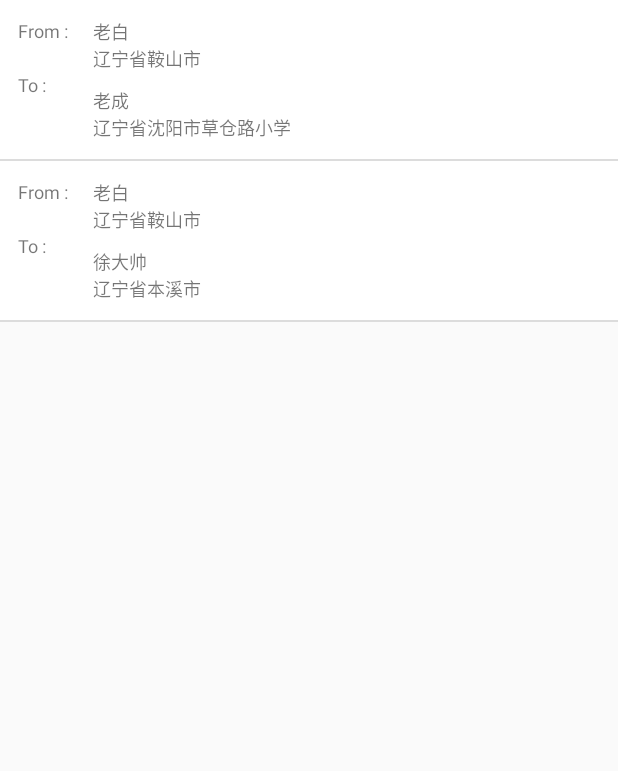
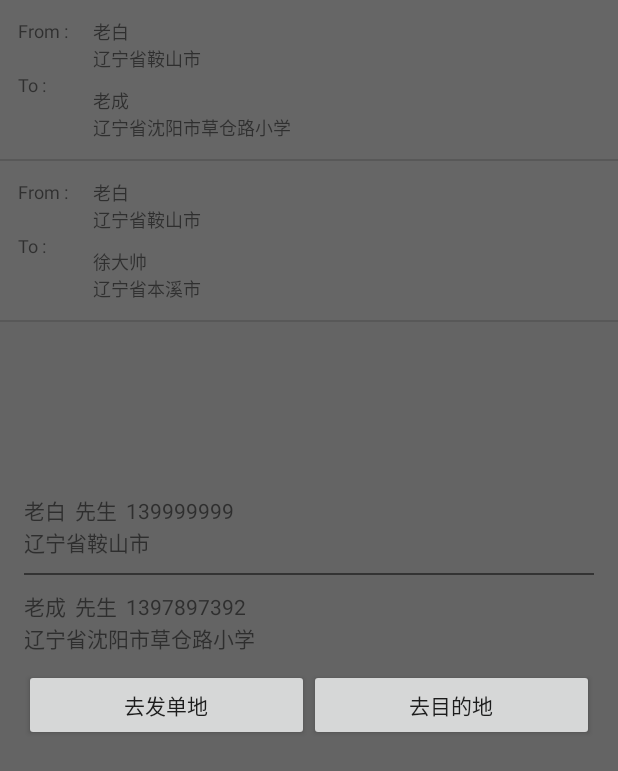
Before and after one commit to FatWhite/CJWL, an Android app: the LogisticsActivity screen opened directly, with no data from a screen before it, after a tap on "From :", on a phone screen of 412 x 824 dp. Shown: the top 771 px of the screen. Run offline under Robolectric (Android 15) with nearby library versions, the phone set to English and light mode, and no system bars; libraries missing offline, so code that uses them is left out: com.amap.api.

Commit message:
add dialog

```diff
--- a/CJWL/app/src/main/AndroidManifest.xml
+++ b/CJWL/app/src/main/AndroidManifest.xml
@@ -15,6 +15,8 @@
     <uses-permission android:name="android.permission.ACCESS_COARSE_LOCATION" />
     <uses-permission android:name="android.permission.CHANGE_WIFI_STATE" />
     <uses-permission android:name="android.permission.ACCESS_FINE_LOCATION" />
+    <uses-permission android:name="android.permission.WAKE_LOCK"/>
+
     <application
         android:allowBackup="true"
         android:icon="@mipmap/ic_launcher"
@@ -33,6 +35,7 @@
         <activity android:name=".view.activity.MapActivity"
             android:launchMode="singleTask"/>
         <activity android:name=".view.activity.LogisticsActivity"/>
+        <activity android:name=".view.activity.NaviActivity"/>
         <activity
             android:name="com.amap.api.navi.AmapRouteActivity"
             android:configChanges="orientation|keyboardHidden|screenSize" />
--- a/CJWL/app/src/main/java/cjwl/cjb/org/view/activity/LogisticsActivity.java
+++ b/CJWL/app/src/main/java/cjwl/cjb/org/view/activity/LogisticsActivity.java
@@ -1,15 +1,23 @@
 package cjwl.cjb.org.view.activity;
 
 import android.app.Activity;
+import android.app.Dialog;
+import android.content.Intent;
 import android.os.Bundle;
 import android.support.annotation.Nullable;
+import android.view.LayoutInflater;
 import android.view.View;
 import android.widget.AdapterView;
+import android.widget.Button;
 import android.widget.ListView;
+import android.widget.TextView;
+
+import com.amap.api.navi.model.NaviLatLng;
 
 import java.util.ArrayList;
 import java.util.List;
 
+import cjwl.cjb.org.IApp;
 import cjwl.cjb.org.R;
 import cjwl.cjb.org.entity.GoodsInfo;
 import cjwl.cjb.org.entity.LogisticsInfo;
@@ -26,6 +34,7 @@ public class LogisticsActivity extends Activity{
     private ListView listView;
     private LogisticsAdapter adapter;
     private List<LogisticsInfo> logisticsInfos=new ArrayList<>();
+    private Dialog dialog;
     @Override
     protected void onCreate(@Nullable Bundle savedInstanceState) {
         super.onCreate(savedInstanceState);
@@ -34,15 +43,71 @@ public class LogisticsActivity extends Activity{
         initData();
     }
     private void initView(){
+        dialog=new Dialog(LogisticsActivity.this,R.style.Translucent_NoTitle);
         adapter=new LogisticsAdapter(LogisticsActivity.this,logisticsInfos);
         listView=findViewById(R.id.lv_logistics_hostory);
         listView.setAdapter(adapter);
         listView.setOnItemClickListener(new AdapterView.OnItemClickListener() {
             @Override
             public void onItemClick(AdapterView<?> adapterView, View view, int i, long l) {
+                showLogisticsInfo(logisticsInfos.get(i));
+            }
+        });
+    }
+
+    private void showLogisticsInfo(final LogisticsInfo logisticsInfo){
+        View v= LayoutInflater.from(this).inflate(R.layout.layout_logistics_info,null);
+        TextView tvSendName=v.findViewById(R.id.tv_logistics_send_name);
+        TextView tvSendGander=v.findViewById(R.id.tv_logistics_send_gander);
+        TextView tvSendTel=v.findViewById(R.id.tv_logistics_send_tel);
+        TextView tvSendAddress=v.findViewById(R.id.tv_logistics_send_address);
+        TextView tvReName=v.findViewById(R.id.tv_logistics_re_name);
+        TextView tvReGander=v.findViewById(R.id.tv_logistics_re_gander);
+        TextView tvReTel=v.findViewById(R.id.tv_logistics_re_tel);
+        TextView tvReAddress=v.findViewById(R.id.tv_logistics_re_address);
+        Button btnSend=v.findViewById(R.id.btn_logistics_send);
+        Button btnRe=v.findViewById(R.id.btn_logistics_re);
+        tvSendName.setText(logisticsInfo.getSenderInfo().getName());
+        tvSendGander.setText(logisticsInfo.getSenderInfo().getGender() == 1?"先生":"女士");
+        tvSendTel.setText(logisticsInfo.getSenderInfo().getTel());
+        tvSendAddress.setText(logisticsInfo.getSenderInfo().getAddress());
+        tvReName.setText(logisticsInfo.getReceiverInfo().getName());
+        tvReGander.setText(logisticsInfo.getReceiverInfo().getGender() == 1?"先生":"女士");
+        tvReTel.setText(logisticsInfo.getReceiverInfo().getTel());
+        tvReAddress.setText(logisticsInfo.getReceiverInfo().getAddress());
+        btnSend.setOnClickListener(new View.OnClickListener() {
+            @Override
+            public void onClick(View view) {
+                IApp._getApplication().clearNavi();
+                IApp._getApplication().addStartNavi(new NaviLatLng(logisticsInfo.getSenderInfo().getLatitude(),
+                        logisticsInfo.getSenderInfo().getLongitude()));
+                IApp._getApplication().addEndNavi(new NaviLatLng(logisticsInfo.getReceiverInfo().getLatitude(),
+                        logisticsInfo.getReceiverInfo().getLongitude()));
+                Intent intent=new Intent();
+                intent.setClass(LogisticsActivity.this,NaviActivity.class);
+                startActivity(intent);
+                dialog.dismiss();
+                finish();
 
             }
         });
+        btnRe.setOnClickListener(new View.OnClickListener() {
+            @Override
+            public void onClick(View view) {
+                IApp._getApplication().clearNavi();
+                IApp._getApplication().addStartNavi(new NaviLatLng(logisticsInfo.getSenderInfo().getLatitude(),
+                        logisticsInfo.getSenderInfo().getLongitude()));
+                IApp._getApplication().addEndNavi(new NaviLatLng(logisticsInfo.getReceiverInfo().getLatitude(),
+                        logisticsInfo.getReceiverInfo().getLongitude()));
+                Intent intent=new Intent();
+                intent.setClass(LogisticsActivity.this,NaviActivity.class);
+                startActivity(intent);
+                dialog.dismiss();
+                finish();
+            }
+        });
+        dialog.setContentView(v);
+        dialog.show();
     }
 
     private void initData(){
--- a/CJWL/app/src/main/res/layout/layout_logistics_info.xml
+++ b/CJWL/app/src/main/res/layout/layout_logistics_info.xml
@@ -71,11 +71,13 @@
         android:orientation="horizontal"
         android:layout_marginTop="10dp">
         <Button
+            android:id="@+id/btn_logistics_send"
             android:layout_width="0dp"
             android:layout_height="wrap_content"
             android:layout_weight="1"
             android:text="去发单地"/>
         <Button
+            android:id="@+id/btn_logistics_re"
             android:layout_width="0dp"
             android:layout_height="wrap_content"
             android:layout_weight="1"
--- a/CJWL/app/src/main/res/values/styles.xml
+++ b/CJWL/app/src/main/res/values/styles.xml
@@ -7,5 +7,9 @@
         <item name="colorPrimaryDark">@color/colorPrimaryDark</item>
         <item name="colorAccent">@color/colorAccent</item>
     </style>
-
+    <style name="Translucent_NoTitle" parent="android:style/Theme.Dialog">
+        <item name="android:windowNoTitle">true</item>
+        <item name="android:background">#00000000</item> <!-- 设置自定义布局的背景透明 -->
+        <item name="android:windowBackground">@android:color/transparent</item>  <!-- 设置window背景透明，也就是去边框 -->
+    </style>
 </resources>
```
Also changed, not shown: CJWL/app/src/main/java/cjwl/cjb/org/IApp.java (+14 -2 lines), CJWL/app/src/main/java/cjwl/cjb/org/view/activity/MapActivity.java (+0 -12 lines), CJWL/app/src/main/java/cjwl/cjb/org/view/activity/NaviActivity.java (added, +316 -0 lines), CJWL/app/src/main/res/layout/activity_navi.xml (added, +11 -0 lines).
